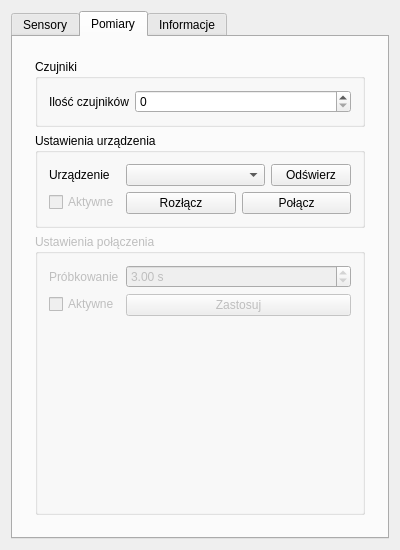
The window that interface/mainwindow.ui (Kuszki/AVR-Sensors) describes before a commit, drawn with Qt 5.
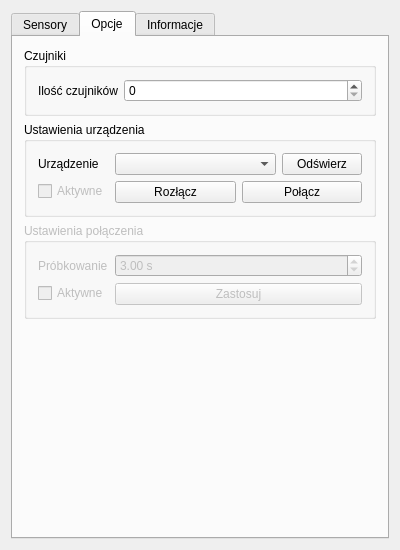
The same window after the commit. The open tabs and pages were chosen to show the change. Icons and pictures are not drawn.

What changed in the file:
```diff
--- a/interface/mainwindow.ui
+++ b/interface/mainwindow.ui
@@ -55,14 +55,17 @@
       </widget>
       <widget class="QWidget" name="tabOptions">
        <attribute name="title">
-        <string>Pomiary</string>
+        <string>Opcje</string>
        </attribute>
-       <layout class="QGridLayout" name="layoutTabOptions">
-        <item row="0" column="0">
-         <widget class="QWidget" name="layoutOptions" native="true">
           <layout class="QVBoxLayout" name="verticalLayout">
            <item>
             <widget class="QGroupBox" name="groupCount">
+          <property name="sizePolicy">
+           <sizepolicy hsizetype="Expanding" vsizetype="Fixed">
+            <horstretch>0</horstretch>
+            <verstretch>0</verstretch>
+           </sizepolicy>
+          </property>
              <property name="title">
               <string>Czujniki</string>
              </property>
@@ -179,7 +182,7 @@
               <bool>false</bool>
              </property>
              <property name="sizePolicy">
-              <sizepolicy hsizetype="Expanding" vsizetype="Expanding">
+           <sizepolicy hsizetype="Expanding" vsizetype="Fixed">
                <horstretch>0</horstretch>
                <verstretch>0</verstretch>
               </sizepolicy>
@@ -243,8 +246,18 @@
              </layout>
             </widget>
            </item>
-          </layout>
-         </widget>
+        <item>
+         <spacer name="spacerOptions">
+          <property name="orientation">
+           <enum>Qt::Vertical</enum>
+          </property>
+          <property name="sizeHint" stdset="0">
+           <size>
+            <width>20</width>
+            <height>40</height>
+           </size>
+          </property>
+         </spacer>
         </item>
        </layout>
       </widget>
```
Left out of the diff: 8 changed lines with no effect on the pictures. Lines whose indentation alone changed are shown as unchanged.
